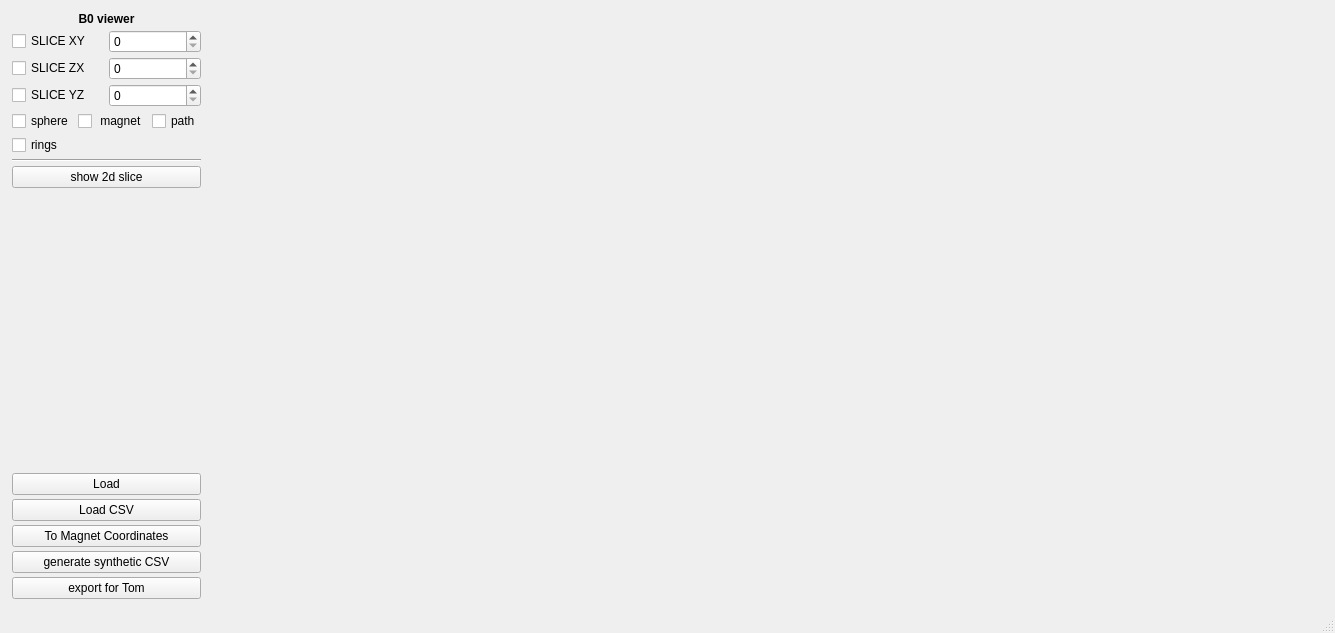
This is Software/COSI2/gui/field_viewer.ui in rst030/cosi-measure as Qt 5 draws it before an edit. The edited form follows.
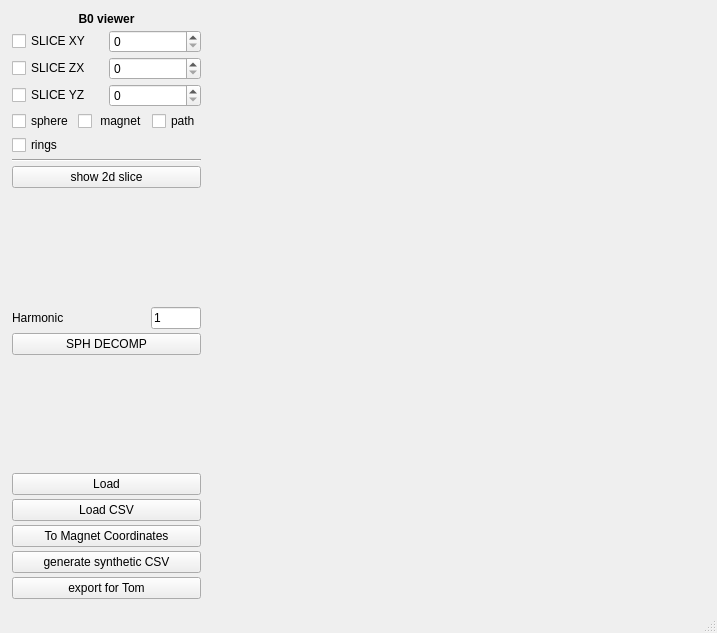
This is the edited form.

What changed in the file:
```diff
--- a/Software/COSI2/gui/field_viewer.ui
+++ b/Software/COSI2/gui/field_viewer.ui
@@ -6,7 +6,7 @@
    <rect>
     <x>0</x>
     <y>0</y>
-    <width>1335</width>
+    <width>693</width>
     <height>633</height>
    </rect>
   </property>
@@ -163,6 +163,53 @@
           </property>
          </widget>
         </item>
+        <item>
+         <spacer name="verticalSpacer_2">
+          <property name="orientation">
+           <enum>Qt::Vertical</enum>
+          </property>
+          <property name="sizeHint" stdset="0">
+           <size>
+            <width>20</width>
+            <height>40</height>
+           </size>
+          </property>
+         </spacer>
+        </item>
+        <item>
+         <layout class="QHBoxLayout" name="horizontalLayout_9">
+          <item>
+           <widget class="QLabel" name="label">
+            <property name="text">
+             <string>Harmonic</string>
+            </property>
+           </widget>
+          </item>
+          <item>
+           <widget class="QLineEdit" name="lineEdit">
+            <property name="maximumSize">
+             <size>
+              <width>50</width>
+              <height>16777215</height>
+             </size>
+            </property>
+            <property name="text">
+             <string>1</string>
+            </property>
+            <property name="maxLength">
+             <number>100</number>
+            </property>
+           </widget>
+          </item>
+         </layout>
+        </item>
+        <item>
+         <widget class="QPushButton" name="pushButton">
+          <property name="text">
+           <string>SPH DECOMP</string>
+          </property>
+         </widget>
+        </item>
         <item>
          <spacer name="verticalSpacer">
           <property name="orientation">
```
Left out of the diff: 2 changed lines with no effect on the pictures.
